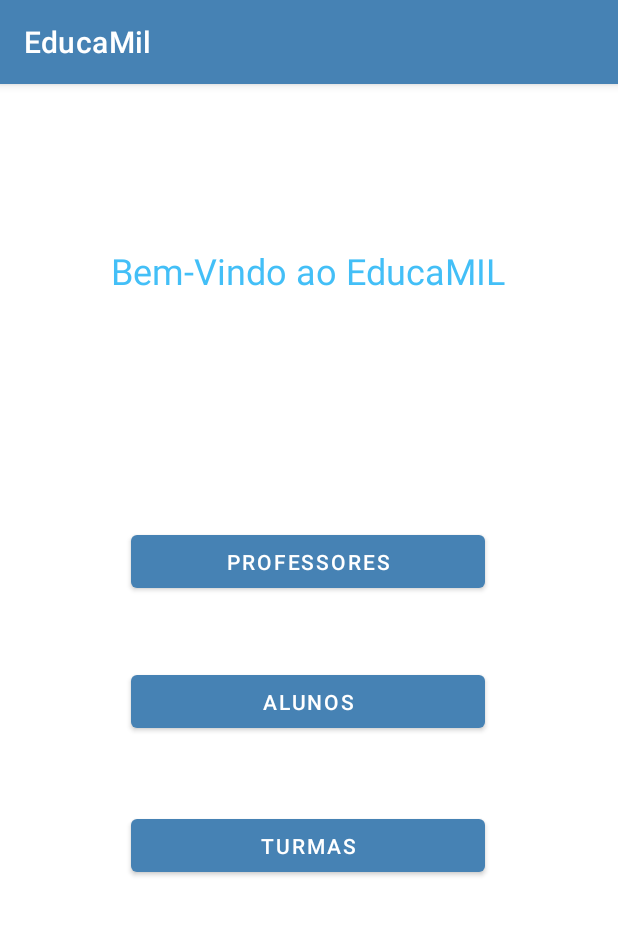
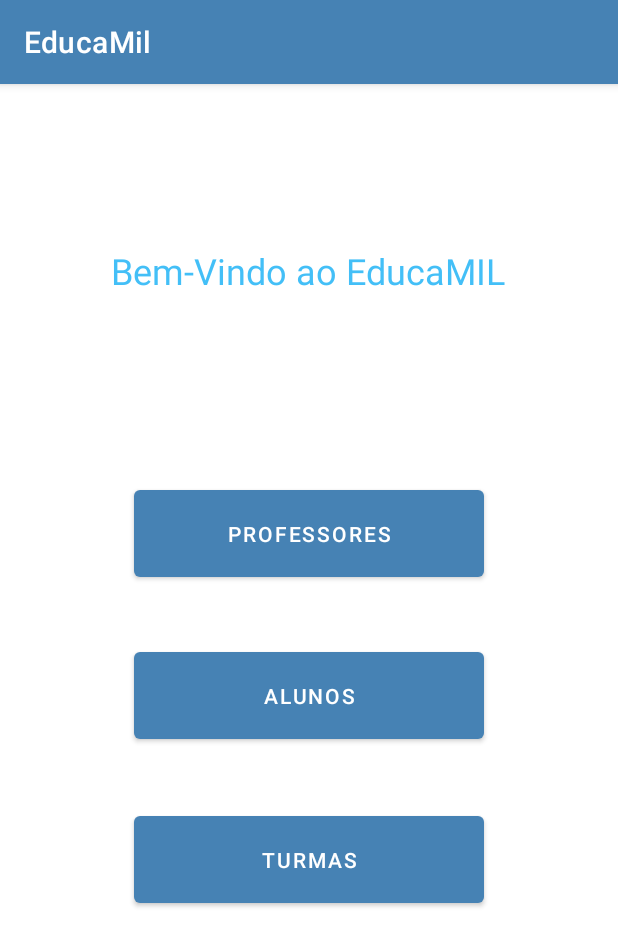
Before and after one commit to Lucasp20/EducaMil_Android, an Android app: the screen it shows after launch (Educamil), on a phone screen of 412 x 824 dp. Shown: the top 946 px of the screen. Run offline under Robolectric (Android 15) with nearby library versions, the phone set to English and light mode, and no system bars; Roboto replaces fonts that are not available here.

Commit message:
Ajuste tela Alunos

```diff
--- a/app/src/main/res/layout/activity_educamil.xml
+++ b/app/src/main/res/layout/activity_educamil.xml
@@ -23,38 +23,35 @@
 
     <Button
         android:id="@+id/btnProfessor"
-        android:layout_width="236dp"
-        android:layout_height="47dp"
+        android:layout_width="233dp"
+        android:layout_height="70dp"
         android:text="Professores"
         app:layout_constraintBottom_toBottomOf="parent"
         app:layout_constraintEnd_toEndOf="parent"
-        app:layout_constraintHorizontal_bias="0.496"
         app:layout_constraintStart_toStartOf="parent"
         app:layout_constraintTop_toBottomOf="@+id/textViewBemVindo"
-        app:layout_constraintVertical_bias="0.266" />
+        app:layout_constraintVertical_bias="0.223" />
 
     <Button
         android:id="@+id/btnAluno"
-        android:layout_width="236dp"
-        android:layout_height="47dp"
+        android:layout_width="233dp"
+        android:layout_height="70dp"
         android:text="Alunos"
         app:layout_constraintBottom_toBottomOf="parent"
         app:layout_constraintEnd_toEndOf="parent"
-        app:layout_constraintHorizontal_bias="0.497"
         app:layout_constraintStart_toStartOf="parent"
-        app:layout_constraintTop_toBottomOf="@+id/textViewBemVindo"
-        app:layout_constraintVertical_bias="0.427" />
+        app:layout_constraintTop_toBottomOf="@+id/btnProfessor"
+        app:layout_constraintVertical_bias="0.105" />
 
     <Button
         android:id="@+id/btnTurmas"
-        android:layout_width="236dp"
-        android:layout_height="47dp"
+        android:layout_width="233dp"
+        android:layout_height="70dp"
         android:text="Turmas"
         app:layout_constraintBottom_toBottomOf="parent"
         app:layout_constraintEnd_toEndOf="parent"
-        app:layout_constraintHorizontal_bias="0.497"
         app:layout_constraintStart_toStartOf="parent"
-        app:layout_constraintTop_toBottomOf="@+id/textViewBemVindo"
-        app:layout_constraintVertical_bias="0.592" />
+        app:layout_constraintTop_toBottomOf="@+id/btnAluno"
+        app:layout_constraintVertical_bias="0.153" />
 
 </androidx.constraintlayout.widget.ConstraintLayout>
```
